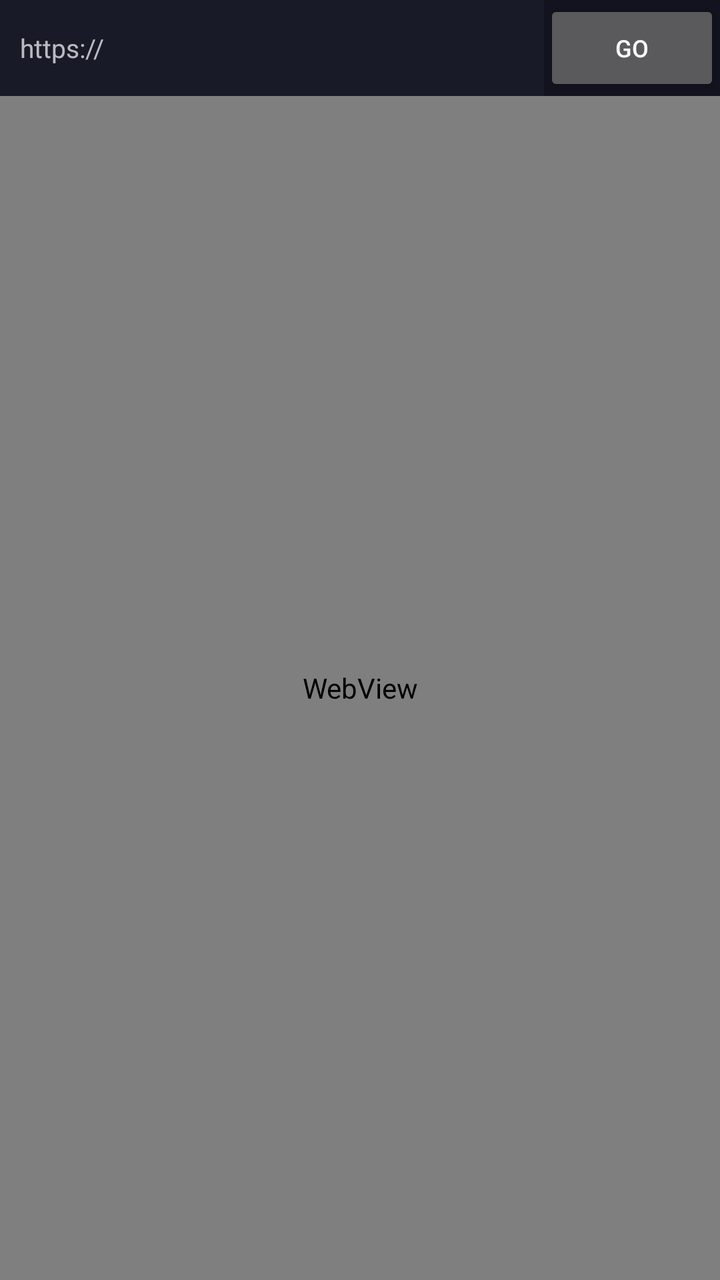
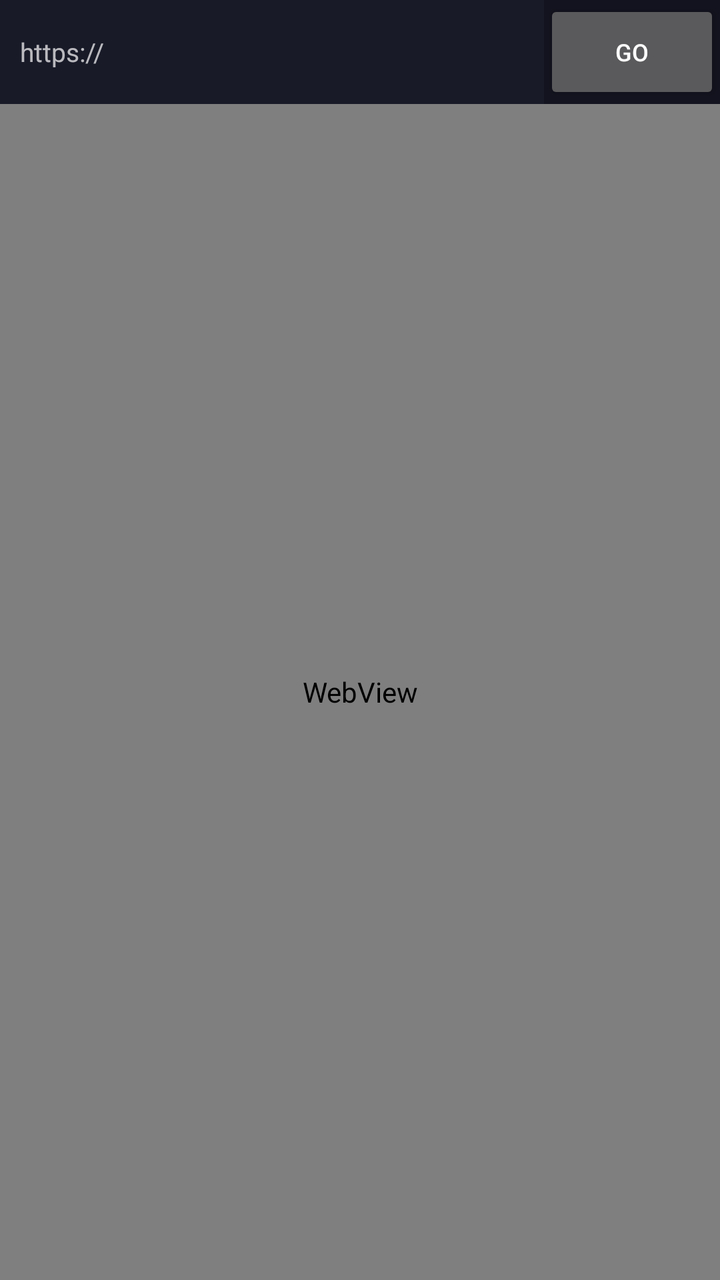

Two renders of the same Android screen: before a commit and after it. Below are the layout's source before the change and the commit's diff.
<!-- AndroidManifest.xml: application theme android:Theme.Material.NoActionBar -->
<!-- res/layout/activity_main.xml -->
<?xml version="1.0" encoding="utf-8"?>
<LinearLayout xmlns:android="http://schemas.android.com/apk/res/android"
    android:layout_width="match_parent" android:layout_height="match_parent"
    android:orientation="vertical">
    <LinearLayout android:layout_width="match_parent" android:layout_height="48dp"
        android:orientation="horizontal" android:background="#12131E">
        <EditText android:id="@+id/urlBar" android:layout_width="0dp"
            android:layout_height="match_parent" android:layout_weight="1"
            android:hint="https://" android:inputType="textUri"
            android:textSize="13sp" android:textColor="#F2F3F8"
            android:background="#181A28" android:paddingStart="10dp"/>
        <Button android:id="@+id/goBtn" android:layout_width="wrap_content"
            android:layout_height="match_parent" android:text="GO"
            android:textSize="12sp"/>
    </LinearLayout>
    <WebView android:id="@+id/webview" android:layout_width="match_parent"
        android:layout_height="match_parent"/>
</LinearLayout>
<!-- resources referenced by this layout -->
<resources>

</resources>

<!-- the commit's change to res/layout/activity_main.xml (unified diff, before → after) -->
@@ -2,7 +2,7 @@
 <LinearLayout xmlns:android="http://schemas.android.com/apk/res/android"
     android:layout_width="match_parent" android:layout_height="match_parent"
     android:orientation="vertical">
-    <LinearLayout android:layout_width="match_parent" android:layout_height="48dp"
+    <LinearLayout android:layout_width="match_parent" android:layout_height="52dp"
         android:orientation="horizontal" android:background="#12131E">
         <EditText android:id="@+id/urlBar" android:layout_width="0dp"
             android:layout_height="match_parent" android:layout_weight="1"
@@ -13,6 +13,11 @@
             android:layout_height="match_parent" android:text="GO"
             android:textSize="12sp"/>
     </LinearLayout>
-    <WebView android:id="@+id/webview" android:layout_width="match_parent"
-        android:layout_height="match_parent"/>
+    
+    <FrameLayout android:id="@+id/browserContainer"
+        android:layout_width="match_parent" android:layout_height="0dp"
+        android:layout_weight="1">
+        <WebView android:id="@+id/webview" android:layout_width="match_parent"
+            android:layout_height="match_parent"/>
+    </FrameLayout>
 </LinearLayout>
